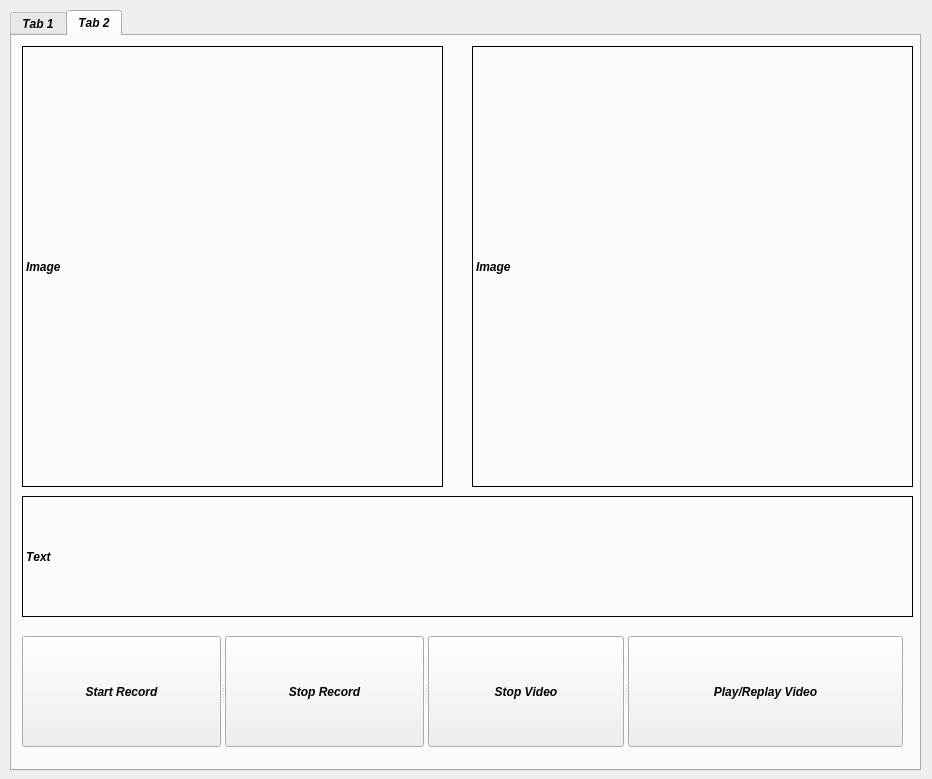
First picture: the form in main.ui, repository phanlequangthao/Khoa-H-c, before the edit.
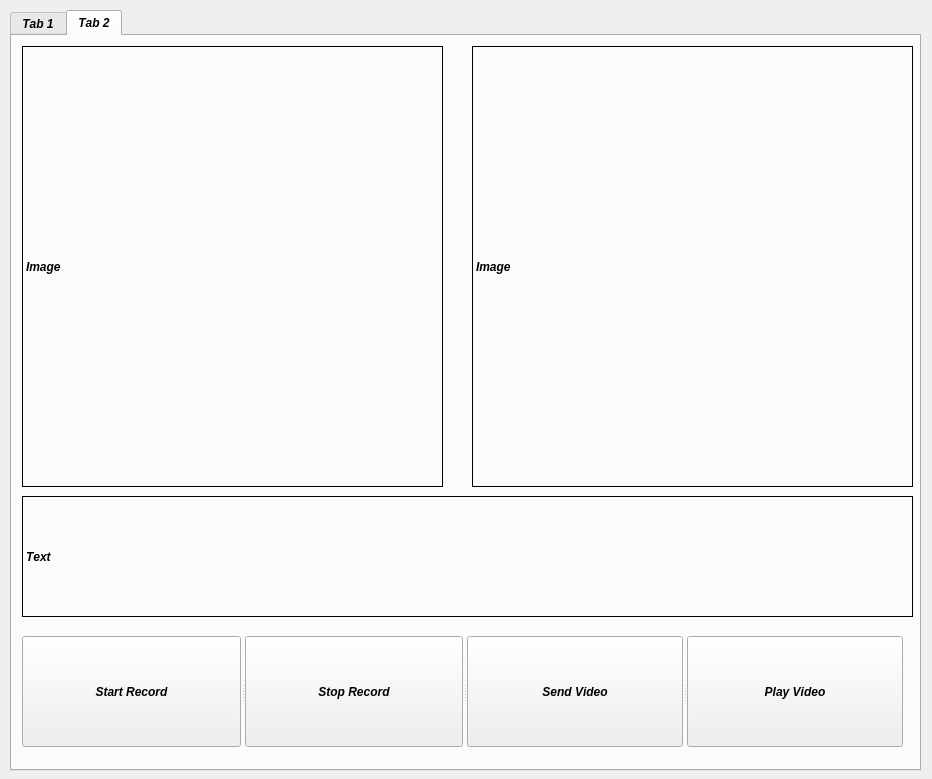
Second picture: the form after the edit. The open tabs and pages were chosen to show the change.

```diff
--- a/main.ui
+++ b/main.ui
@@ -419,12 +419,12 @@
       </widget>
       <widget class="QPushButton" name="stop_video">
        <property name="text">
-        <string>Stop Video</string>
+        <string>Send Video</string>
        </property>
       </widget>
       <widget class="QPushButton" name="play_video">
        <property name="text">
-        <string>Play/Replay Video</string>
+        <string>Play Video</string>
        </property>
       </widget>
      </widget>
```
Left out of the diff: 4 changed lines with no effect on the pictures.
